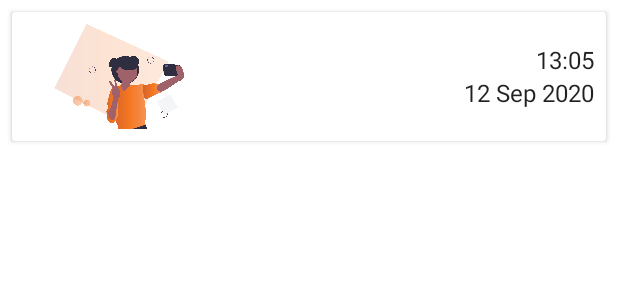
After one commit to TaowfiK/Photo-Weather-App, an Android app: the layout fragment_history_item.xml on its own in the app's theme, with its tools: preview values and no code run, on a phone screen of 412 x 824 dp. The commit adds this screen. Shown: the top 300 px of the screen. Run offline under Robolectric (Android 15) with nearby library versions, the phone set to English and light mode, and no system bars.

Commit message:
add history layout

```diff
--- a/app/build.gradle
+++ b/app/build.gradle
@@ -74,4 +74,5 @@ dependencies {
 
     implementation "androidx.navigation:navigation-ui-ktx:$nav_version"
 
+
 }
--- /dev/null
+++ b/app/src/main/java/com/example/photoweather/CameraFragmentListener.java
@@ -0,0 +1,6 @@
+package com.example.photoweather;
+
+public interface CameraFragmentListener
+{
+    void takePhotoClicked();
+}
--- a/app/src/main/java/com/example/photoweather/repositories/MainRepository.java
+++ b/app/src/main/java/com/example/photoweather/repositories/MainRepository.java
@@ -36,7 +36,7 @@ public class MainRepository
     public void getCurrentWeather(double latitude, double longitude)
     {
         networkStateLiveData.postValue(NetworkState.LOADING);
-        apiService.getCurrentWeather(latitude, longitude, "1b632eabef34a92fd3fbb4920355d865")
+        apiService.getCurrentWeather(latitude, longitude, "133ddb7ab8008001fa4dbaac4b41b391")
                 .subscribeOn(Schedulers.io())
                 .subscribe(new SingleObserver<CurrentWeatherResponse>()
                 {
--- /dev/null
+++ b/app/src/main/res/layout/fragment_history_item.xml
@@ -0,0 +1,52 @@
+<?xml version="1.0" encoding="utf-8"?>
+<layout>
+
+    <androidx.cardview.widget.CardView xmlns:android="http://schemas.android.com/apk/res/android"
+        android:layout_width="match_parent"
+        android:layout_height="wrap_content"
+        android:layout_marginStart="8dp"
+        android:layout_marginTop="8dp"
+        android:layout_marginEnd="8dp">
+
+        <LinearLayout xmlns:android="http://schemas.android.com/apk/res/android"
+            android:layout_width="match_parent"
+            android:layout_height="wrap_content"
+            android:orientation="horizontal"
+            android:weightSum="3"
+            android:padding="8dp">
+
+            <ImageView
+                android:id="@+id/photo_image_viw"
+                android:layout_width="0dp"
+                android:layout_height="70dp"
+                android:layout_weight="1"
+                android:src="@drawable/taking_selfie"
+                android:textAppearance="?attr/textAppearanceListItem" />
+
+            <LinearLayout
+                android:layout_width="0dp"
+                android:layout_height="wrap_content"
+                android:layout_weight="2"
+                android:layout_gravity="center"
+                android:orientation="vertical">
+
+                <TextView
+                    android:id="@+id/photo_time_text_view"
+                    android:layout_width="match_parent"
+                    android:layout_height="wrap_content"
+                    android:text="13:05"
+                    android:gravity="right"
+                    android:textAppearance="?attr/textAppearanceListItem" />
+                <TextView
+                    android:id="@+id/photo_date_text_view"
+                    android:layout_width="match_parent"
+                    android:layout_height="wrap_content"
+                    android:gravity="right"
+                    android:text="12 Sep 2020"
+                    android:textAppearance="?attr/textAppearanceListItem" />
+
+            </LinearLayout>
+        </LinearLayout>
+    </androidx.cardview.widget.CardView>
+
+</layout>
--- a/app/src/main/res/layout/fragment_history_list.xml
+++ b/app/src/main/res/layout/fragment_history_list.xml
@@ -1,4 +1,6 @@
 <?xml version="1.0" encoding="utf-8"?>
+<layout>
+
     <androidx.recyclerview.widget.RecyclerView xmlns:android="http://schemas.android.com/apk/res/android"
         xmlns:app="http://schemas.android.com/apk/res-auto"
         xmlns:tools="http://schemas.android.com/tools"
@@ -10,4 +12,5 @@
         android:layout_marginRight="16dp"
         app:layoutManager="LinearLayoutManager"
         tools:context=".fragments.HistoryFragment"
-    tools:listitem="@layout/fragment_history" />
+        tools:listitem="@layout/fragment_history_item" />
+</layout>
--- a/app/src/main/res/values/strings.xml
+++ b/app/src/main/res/values/strings.xml
@@ -4,4 +4,5 @@
     <string name="photo_weather">Photo Weather</string>
     <string name="capture_your_moment">Capture Your Moment</string>
     <string name="start">Start</string>
+    <string name="take_a_phote">Take a phote</string>
 </resources>
```
Also changed, not shown: app/src/main/java/com/example/photoweather/fragments/HomeFragment.java (+19 -8 lines), app/src/main/res/anim/bottom_animation.xml (added, +11 -0 lines), app/src/main/res/anim/fade_in_animation.xml (added, +8 -0 lines), app/src/main/res/anim/top_animation.xml (added, +10 -0 lines), app/src/main/res/layout/fragment_history.xml (deleted, +0 -20 lines), app/src/main/res/layout/fragment_home.xml (+34 -5 lines). Lines whose indentation alone changed are shown as unchanged.
